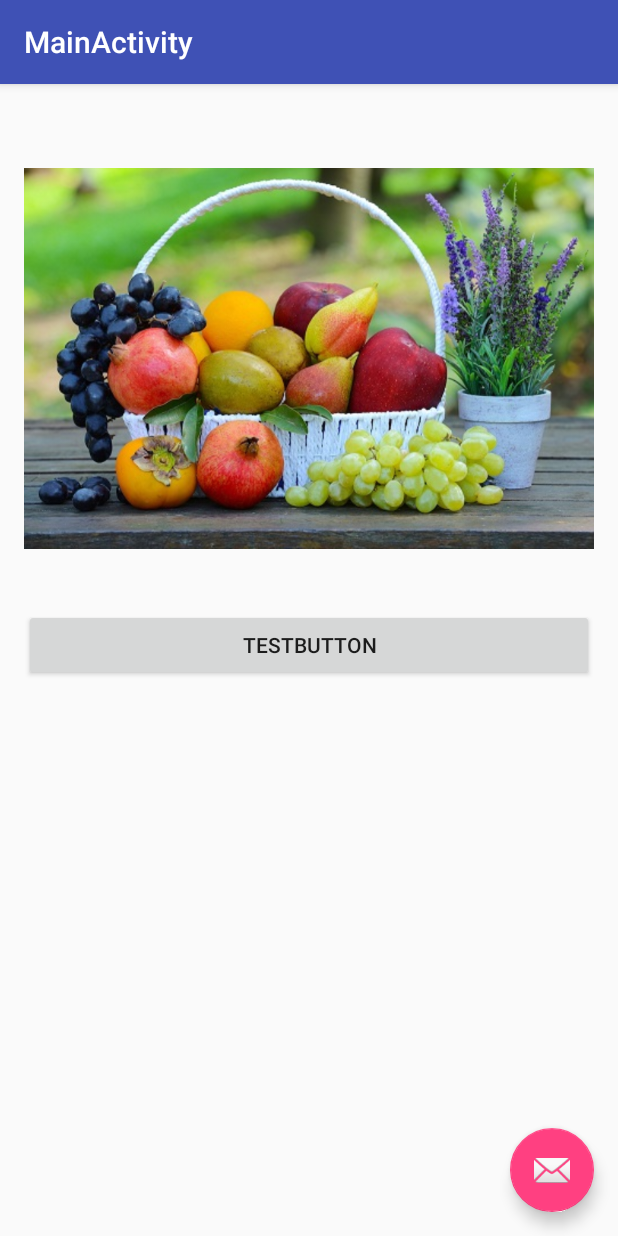
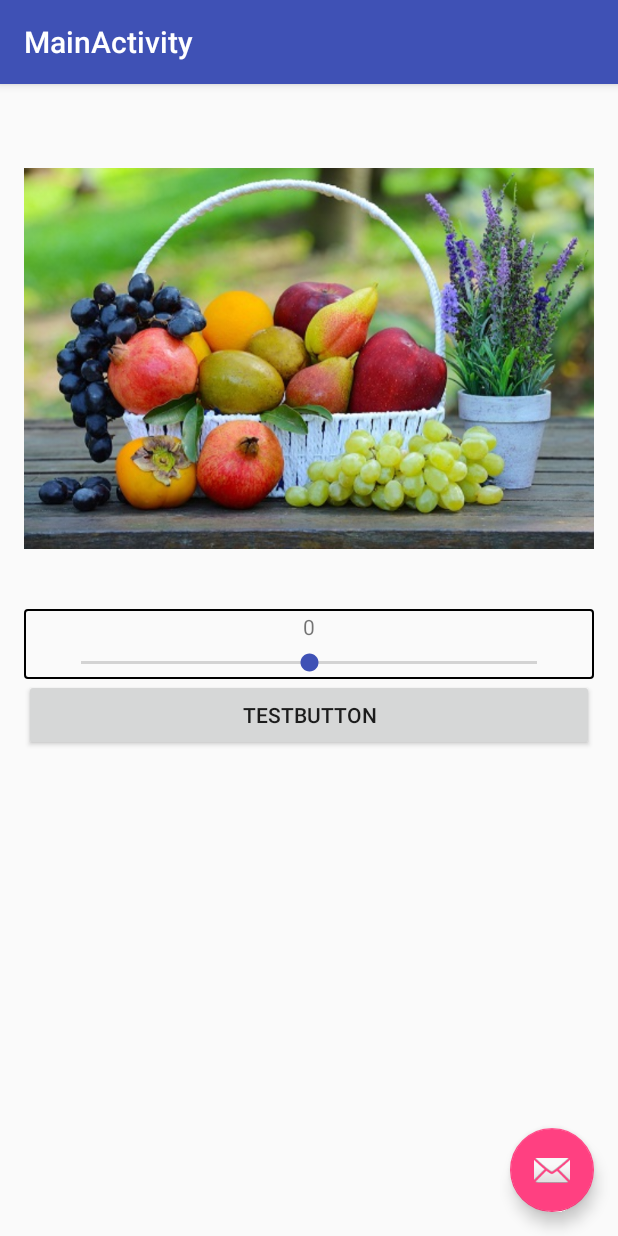
Before and after one commit to CyrilNb/ImageEditor, an Android app: the screen it shows after launch (MainActivity), on a phone screen of 412 x 824 dp. Run offline under Robolectric (Android 15) with nearby library versions, the phone set to English and light mode, and no system bars.

Commit message:
Ajout seekbar pour la luminosité

```diff
--- a/app/src/main/java/projet_techno_l3/imageeditor/MainActivity.java
+++ b/app/src/main/java/projet_techno_l3/imageeditor/MainActivity.java
@@ -8,6 +8,9 @@ import android.support.design.widget.Snackbar;
 import android.support.v7.app.AppCompatActivity;
 import android.support.v7.widget.Toolbar;
 import android.view.View;
+import android.widget.LinearLayout;
+import android.widget.SeekBar;
+import android.widget.TextView;
 
 import java.util.concurrent.Callable;
 
@@ -25,6 +28,35 @@ public class MainActivity extends AppCompatActivity {
         setSupportActionBar(toolbar);
 
         mainImageView = (ZoomAndScrollImageView) findViewById(R.id.imageView);
+
+        LinearLayout mainLayout = (LinearLayout) findViewById(R.id.content_main);
+
+        SeekBar brightnessSeekBar = (SeekBar) findViewById(R.id.brightnessSeekBar);
+        final TextView brightnessValue = (TextView) findViewById(R.id.labelBrightnessSeekBar);
+
+        brightnessSeekBar.setOnSeekBarChangeListener(new SeekBar.OnSeekBarChangeListener() {
+            @Override
+            public void onProgressChanged(SeekBar seekBar, int i, boolean b) {
+                brightnessValue.setText(String.valueOf(i-100));
+            }
+
+            @Override
+            public void onStartTrackingTouch(SeekBar seekBar) {
+                // Not used
+            }
+
+            @Override
+            public void onStopTrackingTouch(SeekBar seekBar) {
+                Callable imageModif = new BrightnessEditor(((BitmapDrawable) mainImageView.getDrawable()).getBitmap(),seekBar.getProgress()-100);
+
+                try {
+                    mainImageView.setImageBitmap((Bitmap) imageModif.call());
+                } catch (Exception e) {
+                    e.printStackTrace();
+                }
+            }
+
+        });
 
         FloatingActionButton fab = (FloatingActionButton) findViewById(R.id.fab);
         fab.setOnClickListener(new View.OnClickListener() {
--- /dev/null
+++ b/app/src/main/res/drawable/black_group.xml
@@ -0,0 +1,8 @@
+<?xml version="1.0" encoding="utf-8"?>
+<shape xmlns:android="http://schemas.android.com/apk/res/android"
+    android:shape="rectangle">
+    <stroke
+        android:width="1dp"
+        android:color="#000000" />
+    <corners android:radius="2dp" />
+</shape>
--- a/app/src/main/res/layout/content_main.xml
+++ b/app/src/main/res/layout/content_main.xml
@@ -5,26 +5,53 @@
     android:id="@+id/content_main"
     android:layout_width="match_parent"
     android:layout_height="match_parent"
+    android:orientation="vertical"
     android:paddingBottom="@dimen/activity_vertical_margin"
     android:paddingLeft="@dimen/activity_horizontal_margin"
     android:paddingRight="@dimen/activity_horizontal_margin"
     android:paddingTop="@dimen/activity_vertical_margin"
     app:layout_behavior="@string/appbar_scrolling_view_behavior"
     tools:context="projet_techno_l3.imageeditor.MainActivity"
-    tools:showIn="@layout/activity_main"
-    android:orientation="vertical">
+    tools:showIn="@layout/activity_main">
 
     <projet_techno_l3.imageeditor.ZoomAndScrollImageView
+        android:id="@+id/imageView"
         android:layout_width="match_parent"
         android:layout_height="wrap_content"
-        android:src="@drawable/fruitbasket"
-        android:id="@+id/imageView"/>
+        android:src="@drawable/fruitbasket" />
+
+
+    <LinearLayout
+        android:layout_width="match_parent"
+        android:layout_height="wrap_content"
+        android:background="@drawable/black_group"
+        android:orientation="vertical" android:padding="2dp">
+
+        <TextView
+            android:id="@+id/labelBrightnessSeekBar"
+            android:layout_width="wrap_content"
+            android:layout_height="wrap_content"
+            android:layout_gravity="center"
+            android:text="0" />
+
+        <SeekBar
+            android:id="@+id/brightnessSeekBar"
+            android:layout_width="match_parent"
+            android:layout_height="wrap_content"
+            android:layout_marginLeft="20dp"
+            android:layout_marginRight="20dp"
+            android:layout_marginTop="5dp"
+            android:max="200"
+            android:progress="100"
+            android:progressTint="@android:color/transparent"
+            android:thumbTint="@color/colorPrimary" />
+    </LinearLayout>
 
     <Button
         android:layout_width="match_parent"
         android:layout_height="wrap_content"
-        android:text="TestButton"
-        android:onClick="onTestButtonClicked"/>
+        android:onClick="onTestButtonClicked"
+        android:text="TestButton" />
 
 
 </LinearLayout>
```
